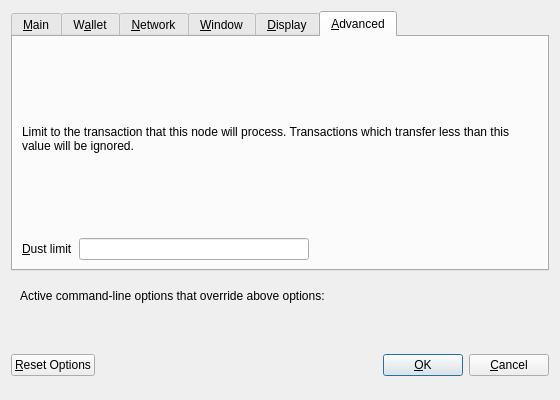
First picture: the form in src/qt/forms/optionsdialog.ui, repository psdgithub/bitcoin, before the edit.
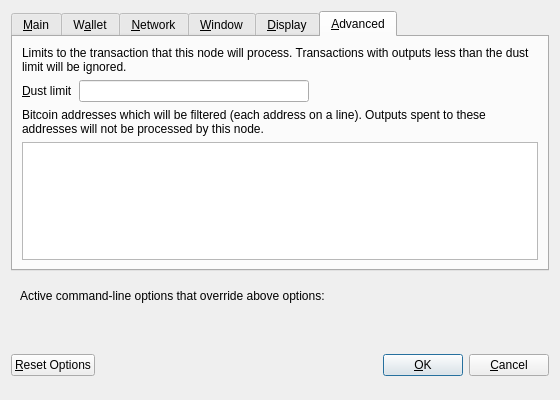
Second picture: the form after the edit. The open tabs and pages were chosen to show the change. Custom widgets are drawn as their Qt base class.

Commit message:
Allow blocking of specific destination addresses.
Transactions destined for these addresses will not be accepted by this node.
Added a field in the "Advanced" options pane to set the list of filtered addresses.

The edit to the form file:
```diff
--- a/src/qt/forms/optionsdialog.ui
+++ b/src/qt/forms/optionsdialog.ui
@@ -501,7 +501,7 @@
        <item>
         <widget class="QLabel" name="dustLimitInfoLabel">
          <property name="text">
-          <string>Limit to the transaction that this node will process. Transactions which transfer less than this value will be ignored.</string>
+          <string>Limits to the transaction that this node will process. Transactions with outputs less than the dust limit will be ignored.</string>
          </property>
          <property name="textFormat">
           <enum>Qt::PlainText</enum>
@@ -544,6 +544,45 @@
          </item>
         </layout>
        </item>
+       <item>
+        <widget class="QLabel" name="filteredAddressesInfoLabel">
+         <property name="text">
+          <string>Bitcoin addresses which will be filtered (each address on a line). Outputs spent to these addresses will not be processed by this node.</string>
+         </property>
+         <property name="textFormat">
+          <enum>Qt::PlainText</enum>
+         </property>
+         <property name="wordWrap">
+          <bool>true</bool>
+         </property>
+        </widget>
+       </item>
+       <item>
+        <widget class="QPlainTextEdit" name="filteredAddresses">
+         <property name="maximumSize">
+          <size>
+           <width>16777215</width>
+           <height>16777215</height>
+          </size>
+         </property>
+         <property name="toolTip">
+          <string>Bitcoin addresses to filter from transaction processing.</string>
+         </property>
+        </widget>
+       </item>
+       <item>
+        <spacer name="verticalSpacer_Advanced">
+         <property name="orientation">
+          <enum>Qt::Vertical</enum>
+         </property>
+         <property name="sizeHint" stdset="0">
+          <size>
+           <width>20</width>
+           <height>40</height>
+          </size>
+         </property>
+        </spacer>
+       </item>
       </layout>
      </widget>
     </widget>
```
The commit also changes 5 other files.
